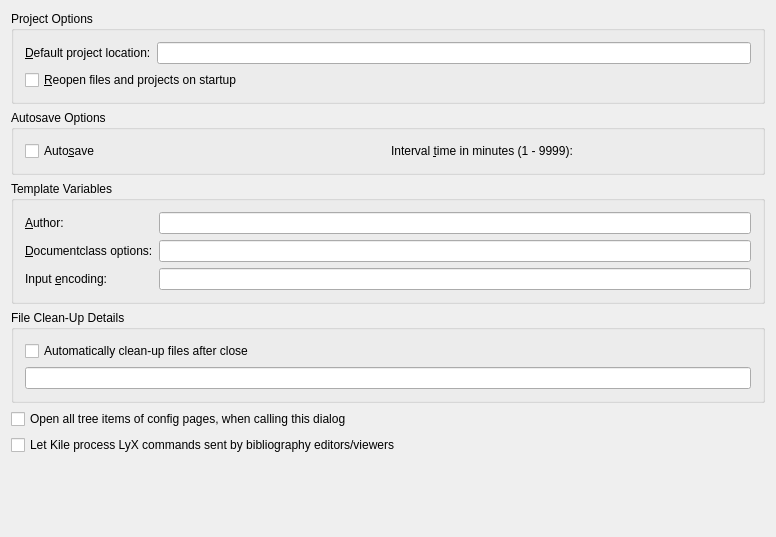
This is src/widgets/generalconfigwidget.ui in KDE/kile as Qt 5 draws it before an edit. The edited form follows.
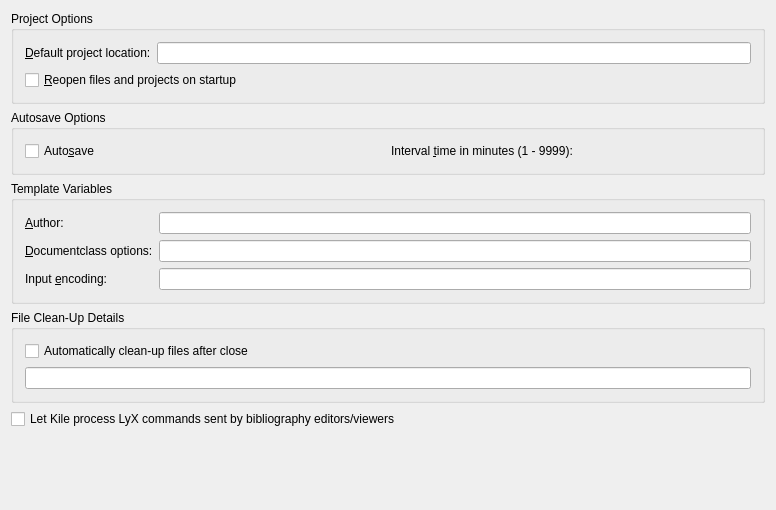
This is the edited form. Custom widgets are drawn as their Qt base class.

Commit message: remove more warning - restore dialogSize - remove unfoldtree options and functions as this is not possible any more with the KDE4 API (and in my eyes also not needed) - remove spacer code, there is already enough space

```diff
--- a/src/widgets/generalconfigwidget.ui
+++ b/src/widgets/generalconfigwidget.ui
@@ -6,7 +6,7 @@
     <x>0</x>
     <y>0</y>
     <width>776</width>
-    <height>537</height>
+    <height>510</height>
    </rect>
   </property>
   <property name="sizePolicy" >
@@ -194,16 +194,6 @@
      </layout>
     </widget>
    </item>
-   <item>
-    <widget class="QCheckBox" name="kcfg_UnfoldConfigTree" >
-     <property name="whatsThis" >
-      <string>It is impossible to open special tree items in Kile's configuration dialog. You have the choice to open all items, which may lead to a bad size of the dialog, or none of them.</string>
-     </property>
-     <property name="text" >
-      <string>Open all tree items of config pages, when calling this dialog</string>
-     </property>
-    </widget>
-   </item>
    <item>
     <widget class="QCheckBox" name="kcfg_RunLyxServer" >
      <property name="text" >
```
The commit also changes 3 other files.
